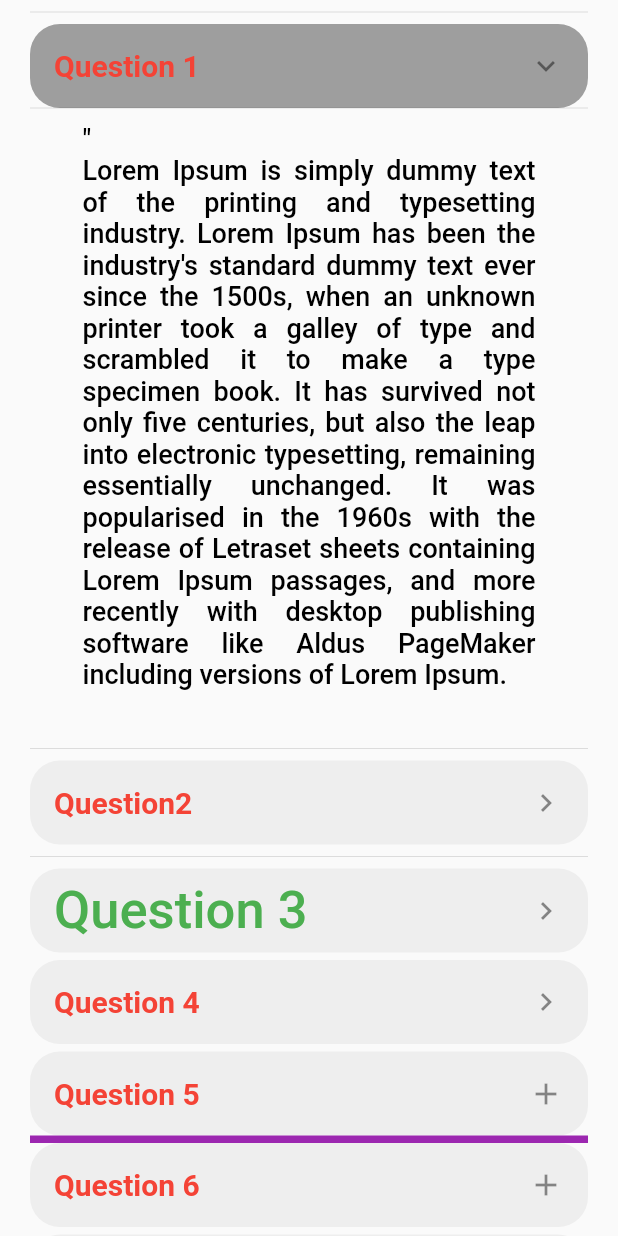
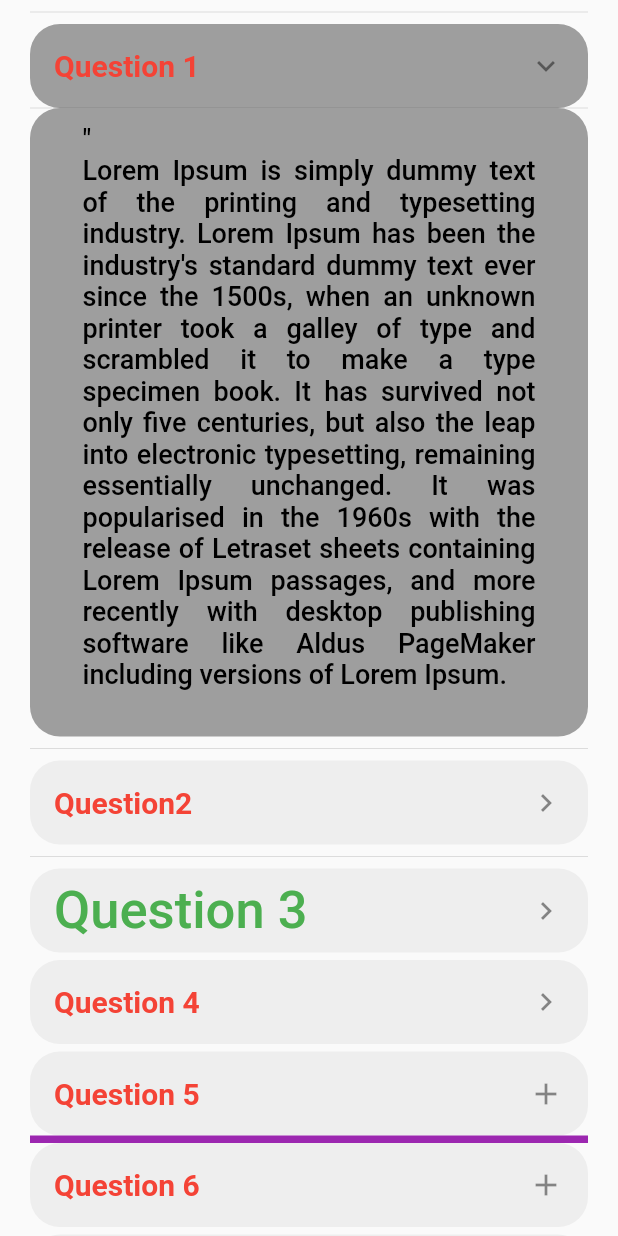
Before and after one commit to lakshydeep-14/flutter_faq, a Flutter app: the screen it shows after launch, after a tap on "Question 1", on a phone screen of 412 x 824 dp. Run offline on Flutter 3.47's test engine with Material 2 defaults, Android fonts, the phone set to English and light mode, and no system bars.

Commit message:
width added for answer

```diff
--- a/example/lib/main.dart
+++ b/example/lib/main.dart
@@ -36,7 +36,7 @@ class _MyHomePageState extends State<MyHomePage> {
               question: "Question 1",
               answer: data,
               ansDecoration: BoxDecoration(
-                  color: Colors.grey[550],
+                  color: Colors.grey[500],
                   borderRadius: const BorderRadius.all(Radius.circular(20))),
               queDecoration: BoxDecoration(
                   color: Colors.grey[500],
--- a/lib/flutter_faq.dart
+++ b/lib/flutter_faq.dart
@@ -173,6 +173,7 @@ class _ListExpandableWidgetState extends State<ListExpandableWidget> {
     List<Widget> titles = [];
     titles.add(_wrapHeader());
     titles.add(Container(
+        width: double.infinity,
         decoration: widget.ansDecoration,
         padding: widget.ansPadding,
         child: widget.items));
```
